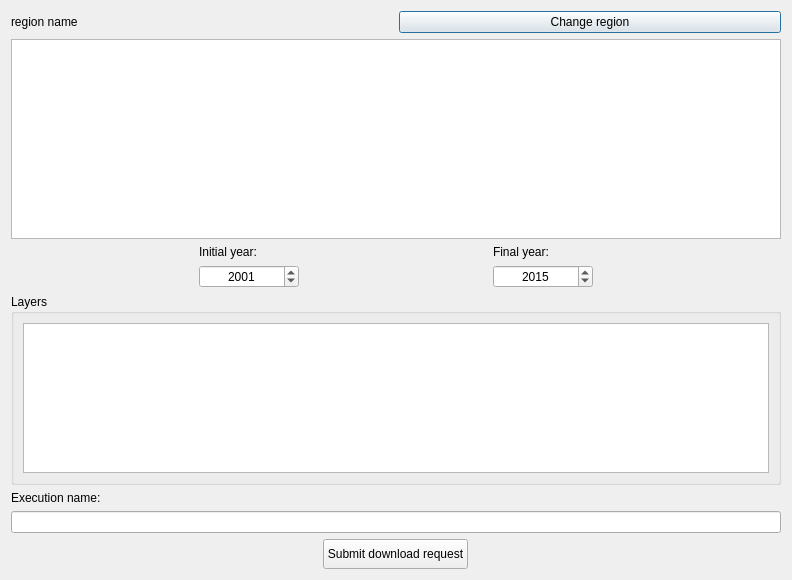
Above: LDMP/gui/DlgDownload.ui from ConservationInternational/trends.earth before the change. Below: the same form after it.
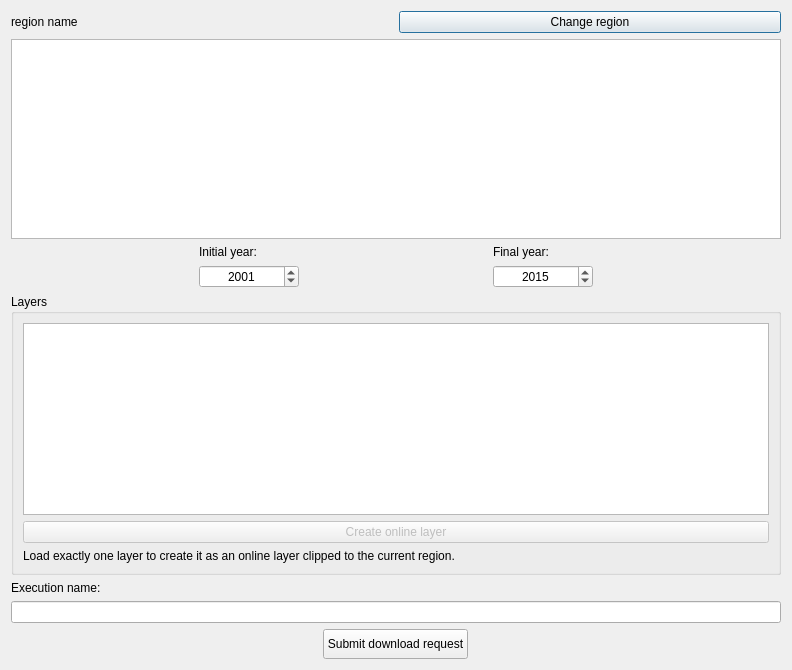
That is the form after the change.

Commit message: Add online view button

Patch:
```diff
--- a/LDMP/gui/DlgDownload.ui
+++ b/LDMP/gui/DlgDownload.ui
@@ -10,7 +10,7 @@
     <x>0</x>
     <y>0</y>
     <width>792</width>
-    <height>509</height>
+    <height>670</height>
    </rect>
   </property>
   <property name="sizePolicy">
@@ -227,6 +227,26 @@
         </column>
        </widget>
       </item>
+      <item>
+       <widget class="QPushButton" name="button_show_online">
+        <property name="enabled">
+         <bool>false</bool>
+        </property>
+        <property name="text">
+         <string>Create online layer</string>
+        </property>
+       </widget>
+      </item>
+      <item>
+       <widget class="QLabel" name="show_online_help">
+        <property name="text">
+         <string>Load exactly one layer to create it as an online layer clipped to the current region.</string>
+        </property>
+        <property name="wordWrap">
+         <bool>true</bool>
+        </property>
+       </widget>
+      </item>
      </layout>
     </widget>
    </item>
```
The commit also changes 7 other files.
